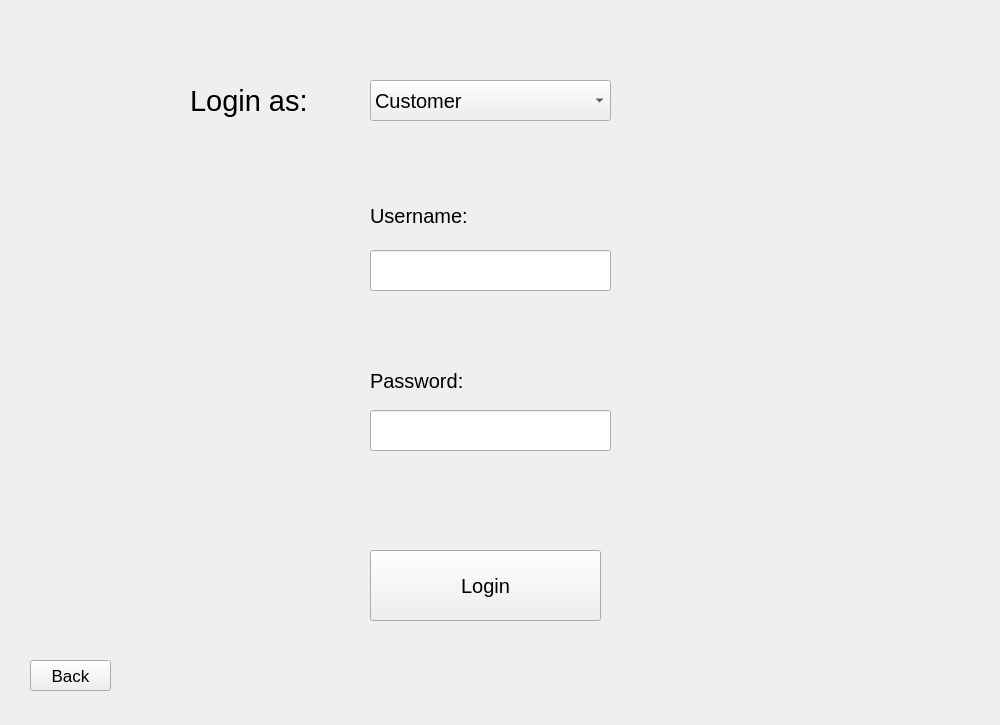
Above: source/login_page.ui from NimaMousavian/FBT-Market-Management-Application before the change. Below: the same form after it.
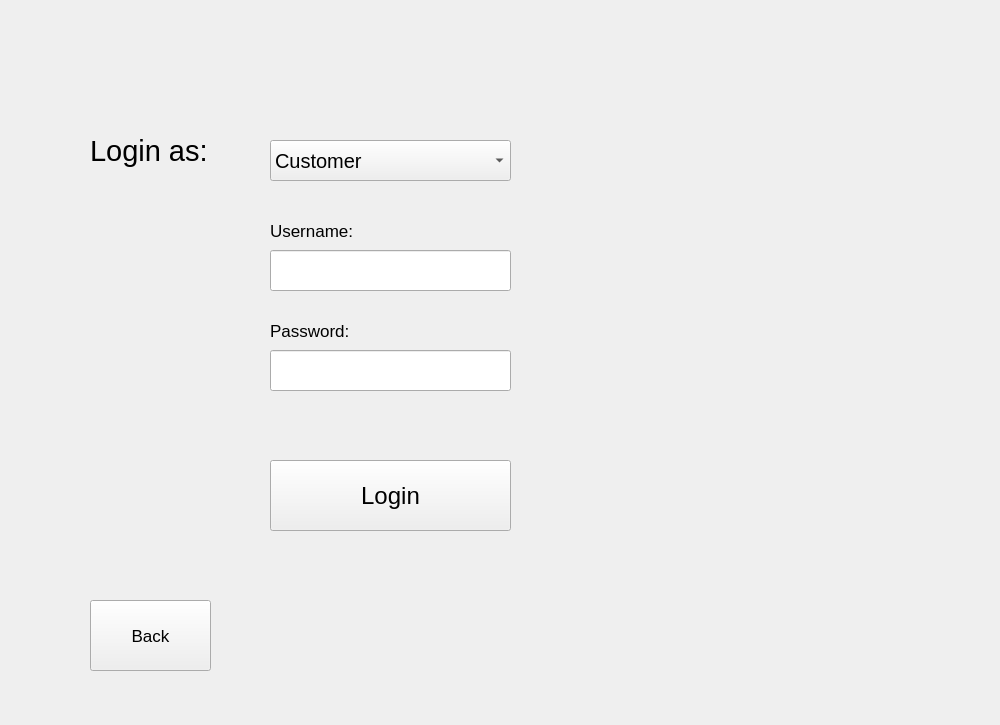
That is the form after the change. Icons and pictures are not drawn.

Commit message: Hourieh: home, login and signUp page UIs completed and about us page added :))

```diff
--- a/source/login_page.ui
+++ b/source/login_page.ui
@@ -16,8 +16,8 @@
   <widget class="QComboBox" name="comboBox">
    <property name="geometry">
     <rect>
-     <x>370</x>
-     <y>80</y>
+     <x>270</x>
+     <y>140</y>
      <width>241</width>
      <height>41</height>
     </rect>
@@ -46,10 +46,10 @@
   <widget class="QLabel" name="label">
    <property name="geometry">
     <rect>
-     <x>190</x>
-     <y>70</y>
-     <width>121</width>
-     <height>61</height>
+     <x>90</x>
+     <y>110</y>
+     <width>191</width>
+     <height>81</height>
     </rect>
    </property>
    <property name="font">
@@ -64,15 +64,15 @@
   <widget class="QLabel" name="label_3">
    <property name="geometry">
     <rect>
-     <x>370</x>
-     <y>360</y>
+     <x>270</x>
+     <y>310</y>
      <width>121</width>
      <height>41</height>
     </rect>
    </property>
    <property name="font">
     <font>
-     <pointsize>15</pointsize>
+     <pointsize>13</pointsize>
     </font>
    </property>
    <property name="text">
@@ -82,8 +82,8 @@
   <widget class="QLineEdit" name="password_le">
    <property name="geometry">
     <rect>
-     <x>370</x>
-     <y>410</y>
+     <x>270</x>
+     <y>350</y>
      <width>241</width>
      <height>41</height>
     </rect>
@@ -97,15 +97,15 @@
   <widget class="QPushButton" name="login_push">
    <property name="geometry">
     <rect>
-     <x>370</x>
-     <y>550</y>
-     <width>231</width>
+     <x>270</x>
+     <y>460</y>
+     <width>241</width>
      <height>71</height>
     </rect>
    </property>
    <property name="font">
     <font>
-     <pointsize>15</pointsize>
+     <pointsize>18</pointsize>
     </font>
    </property>
    <property name="cursor">
@@ -118,10 +118,10 @@
   <widget class="QPushButton" name="back_push">
    <property name="geometry">
     <rect>
-     <x>30</x>
-     <y>660</y>
-     <width>81</width>
-     <height>31</height>
+     <x>90</x>
+     <y>600</y>
+     <width>121</width>
+     <height>71</height>
     </rect>
    </property>
    <property name="font">
@@ -139,15 +139,15 @@
   <widget class="QLabel" name="label_2">
    <property name="geometry">
     <rect>
-     <x>370</x>
-     <y>200</y>
-     <width>111</width>
-     <height>31</height>
+     <x>270</x>
+     <y>210</y>
+     <width>121</width>
+     <height>41</height>
     </rect>
    </property>
    <property name="font">
     <font>
-     <pointsize>15</pointsize>
+     <pointsize>13</pointsize>
     </font>
    </property>
    <property name="text">
@@ -157,7 +157,7 @@
   <widget class="QLineEdit" name="username_le">
    <property name="geometry">
     <rect>
-     <x>370</x>
+     <x>270</x>
      <y>250</y>
      <width>241</width>
      <height>41</height>
@@ -169,6 +169,22 @@
     </font>
    </property>
   </widget>
+  <widget class="QLabel" name="label_4">
+   <property name="geometry">
+    <rect>
+     <x>500</x>
+     <y>230</y>
+     <width>441</width>
+     <height>451</height>
+    </rect>
+   </property>
+   <property name="text">
+    <string/>
+   </property>
+   <property name="pixmap">
+    <pixmap resource="../images/images.qrc">:/login_pic.png</pixmap>
+   </property>
+  </widget>
  </widget>
  <resources/>
  <connections/>
```
Left out of the diff: 5 changed lines with no effect on the pictures. The commit also changes 20 other files.
